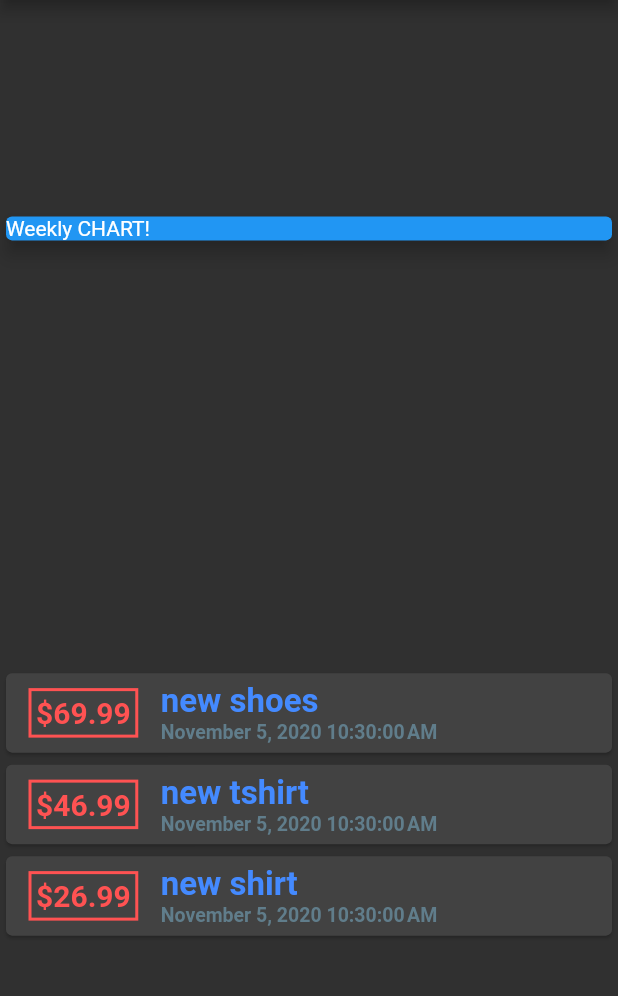
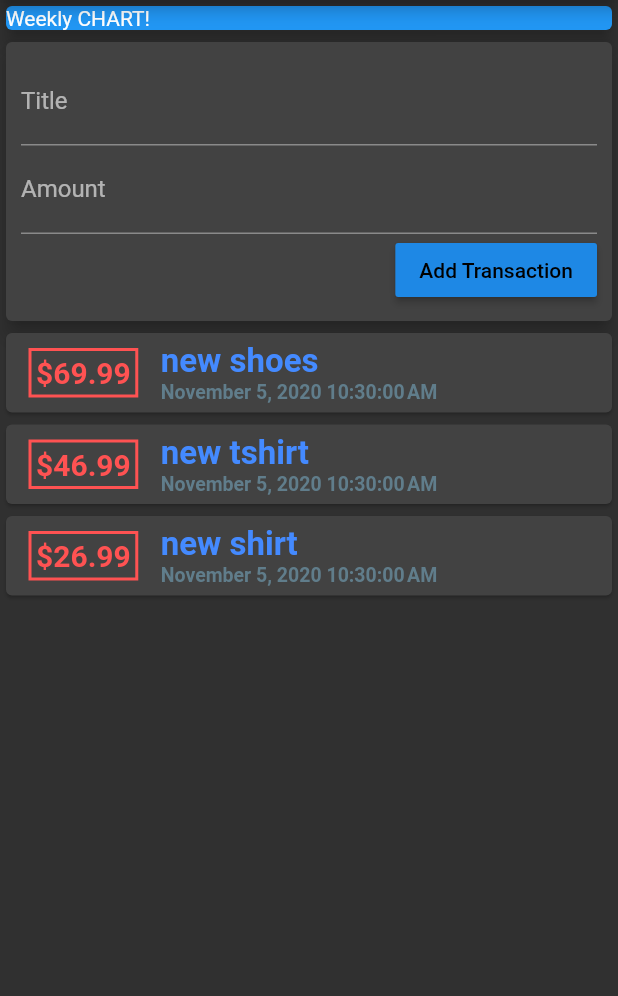
Before and after one commit to IonutSKL/myExpensesApp, a Flutter app: the screen it shows after launch, on a phone screen of 412 x 824 dp, the part 84-1080 px from its top. Run offline on Flutter 3.47's test engine with Material 2 defaults, Android fonts, the phone set to English and light mode, and no system bars.

Commit message:
input fields added

```diff
--- a/lib/main.dart
+++ b/lib/main.dart
@@ -52,16 +52,43 @@ class MyHomePage extends StatelessWidget {
         backgroundColor: Colors.blueGrey,
       ),
       body: Column(
-        mainAxisAlignment: MainAxisAlignment.spaceAround,
+        mainAxisAlignment: MainAxisAlignment.start,
         crossAxisAlignment: CrossAxisAlignment.stretch,
         children: <Widget>[
+          Container(
+            width: double.infinity,
+            child: Card(
+              color: Colors.blue,
+              child: Text('Weekly CHART!'),
+              elevation: 5,
+            ),
+          ),
           Card(
-            color: Colors.blue,
+            elevation: 5,
             child: Container(
-              width: double.infinity,
-              child: Text('Weekly CHART!'),
+              padding: EdgeInsets.all(10),
+              child: Column(
+                crossAxisAlignment: CrossAxisAlignment.end,
+                children: <Widget>[
+                  TextField(
+                    decoration: InputDecoration(
+                      labelText: 'Title',
+                    ),
+                  ),
+                  TextField(
+                    decoration: InputDecoration(
+                      labelText: 'Amount',
+                    ),
+                  ),
+                  RaisedButton(
+                    onPressed: () {},
+                    splashColor: Colors.green,
+                    textColor: Colors.black,
+                    child: Text('Add Transaction'),
+                  ),
+                ],
+              ),
             ),
-            elevation: 5,
           ),
           Column(
             children: transactions.map((tx) {
```
